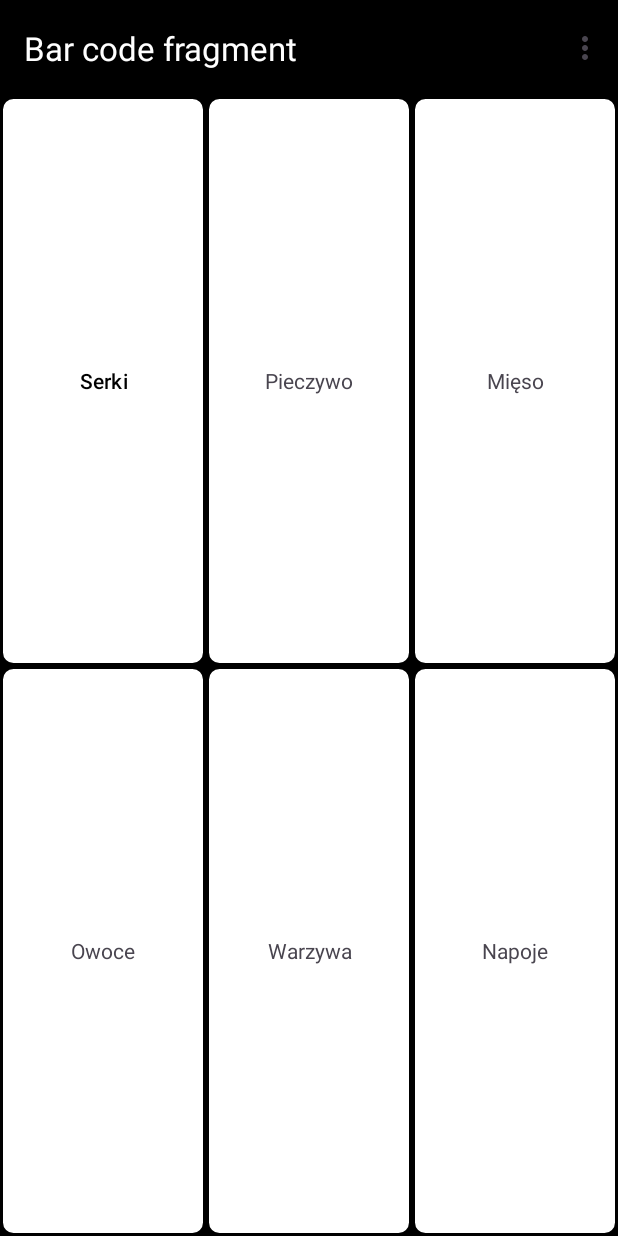
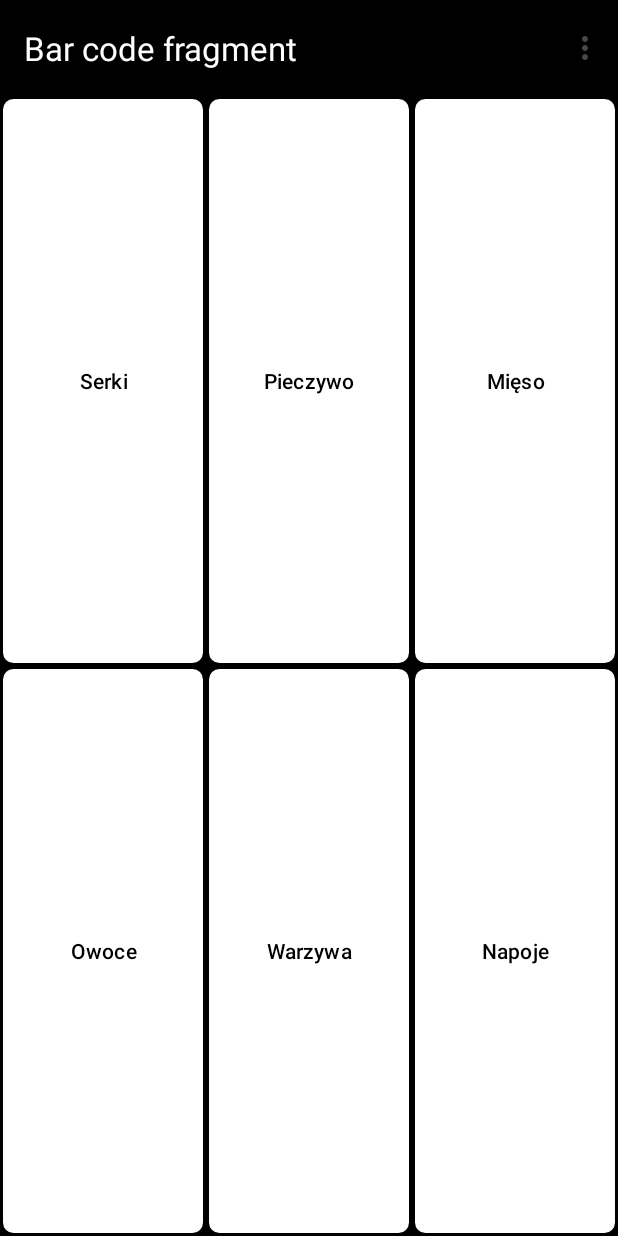
Before and after one commit to Matiu-dev/PantryTrack, an Android app: the screen it shows after launch (MainActivity), on a phone screen of 412 x 824 dp. Run offline under Robolectric (Android 15) with nearby library versions, the phone set to English and light mode, and no system bars; our stand-ins replace Dagger/Hilt's generated code, navigation-ui.

Commit message:
change textview to buttons

```diff
--- a/app/src/main/java/pl/matiu/pantrytrack/di/ProductModule.kt
+++ b/app/src/main/java/pl/matiu/pantrytrack/di/ProductModule.kt
@@ -27,7 +27,9 @@ class ProductModule {
             appContext,
             ProductDatabase::class.java,
             "Product_DB"
-        ).build()
+        )
+            .fallbackToDestructiveMigration()
+            .build()
     }
 
     @Provides
--- a/app/src/main/res/layout/fragment_category.xml
+++ b/app/src/main/res/layout/fragment_category.xml
@@ -36,12 +36,14 @@
         android:layout_rowWeight="1"
         android:gravity="center"
         android:background="@drawable/border">
-        <TextView
+        <Button
             android:id="@+id/breadButton"
             android:text="Pieczywo"
             android:layout_width="match_parent"
-            android:layout_height="wrap_content"
-            android:gravity="center"/>
+            android:layout_height="match_parent"
+            android:textColor="@color/black"
+            android:backgroundTint="@color/white"
+            android:gravity="center" />
     </LinearLayout>
 
     <LinearLayout
@@ -53,12 +55,14 @@
         android:layout_rowWeight="1"
         android:gravity="center"
         android:background="@drawable/border">
-        <TextView
+        <Button
             android:id="@+id/meatButton"
             android:text="Mięso"
             android:layout_width="match_parent"
-            android:layout_height="wrap_content"
-            android:gravity="center"/>
+            android:layout_height="match_parent"
+            android:textColor="@color/black"
+            android:backgroundTint="@color/white"
+            android:gravity="center" />
     </LinearLayout>
 
     <LinearLayout
@@ -70,12 +74,14 @@
         android:layout_rowWeight="1"
         android:gravity="center"
         android:background="@drawable/border">
-        <TextView
+        <Button
             android:id="@+id/fruitButton"
             android:text="Owoce"
             android:layout_width="match_parent"
-            android:layout_height="wrap_content"
-            android:gravity="center"/>
+            android:layout_height="match_parent"
+            android:textColor="@color/black"
+            android:backgroundTint="@color/white"
+            android:gravity="center" />
     </LinearLayout>
 
     <LinearLayout
@@ -87,12 +93,14 @@
         android:layout_rowWeight="1"
         android:gravity="center"
         android:background="@drawable/border">
-        <TextView
+        <Button
             android:id="@+id/vegetableButton"
             android:text="Warzywa"
             android:layout_width="match_parent"
-            android:layout_height="wrap_content"
-            android:gravity="center"/>
+            android:layout_height="match_parent"
+            android:textColor="@color/black"
+            android:backgroundTint="@color/white"
+            android:gravity="center" />
     </LinearLayout>
 
     <LinearLayout
@@ -104,12 +112,14 @@
         android:layout_rowWeight="1"
         android:gravity="center"
         android:background="@drawable/border">
-        <TextView
+        <Button
             android:id="@+id/drinkButton"
             android:text="Napoje"
             android:layout_width="match_parent"
-            android:layout_height="wrap_content"
-            android:gravity="center"/>
+            android:layout_height="match_parent"
+            android:textColor="@color/black"
+            android:backgroundTint="@color/white"
+            android:gravity="center" />
     </LinearLayout>
 
 </GridLayout>
```
